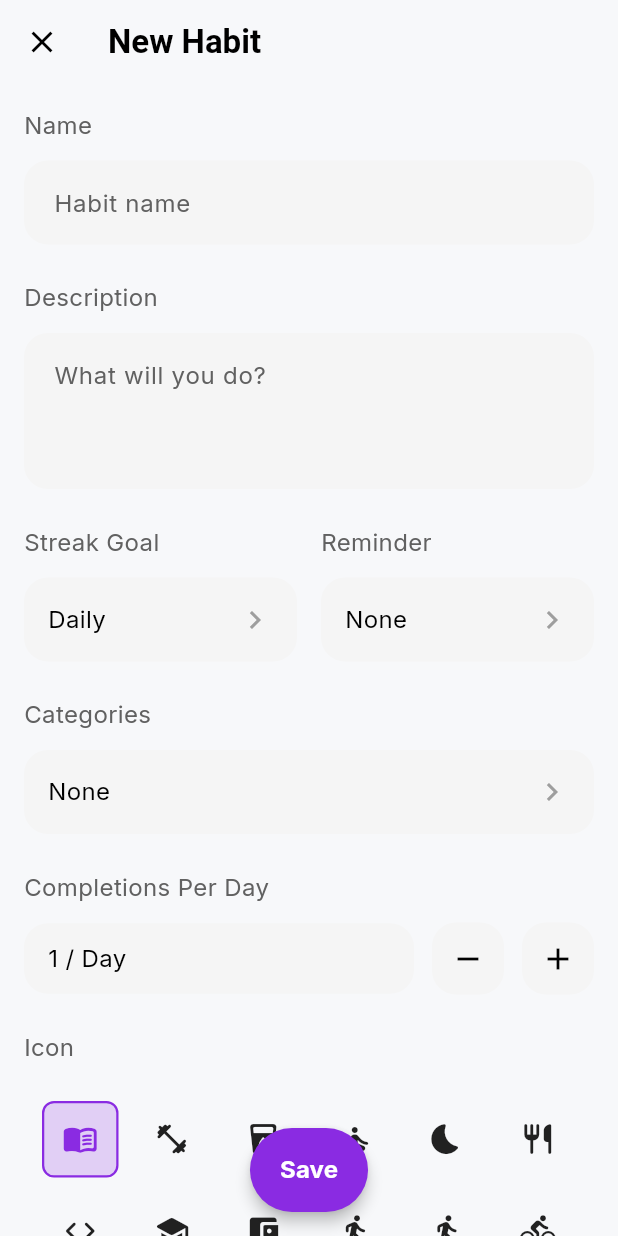
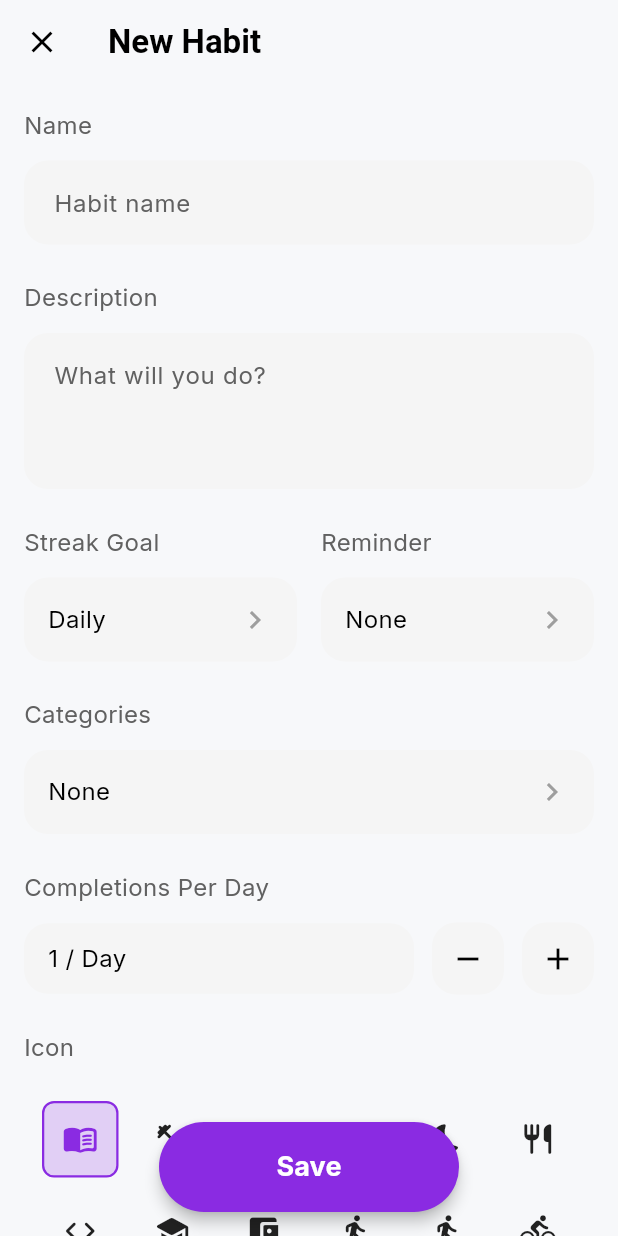
Before and after one commit to kaex/streaks, a Flutter app: the NewHabitScreen screen opened directly, on a phone screen of 412 x 824 dp. Run offline on Flutter 3.47's test engine with Material 3 defaults, Android fonts, the phone set to English and light mode, and no system bars; our stand-ins replace fl_chart, flutter_local_notifications, flutter_slidable, flutter_staggered_animations, google_fonts, share_plus and 3 more; accounts and stored records are empty.

Commit message:
Make floating action button bigger with larger text

```diff
--- a/lib/screens/new_habit_screen.dart
+++ b/lib/screens/new_habit_screen.dart
@@ -127,19 +127,23 @@ class _NewHabitScreenState extends State<NewHabitScreen> {
           onPressed: () => Navigator.pop(context),
         ),
       ),
-      floatingActionButton: FloatingActionButton.extended(
+      floatingActionButton: Container(
+        height: 60,
+        width: 200,
+        child: FloatingActionButton.extended(
           onPressed: _saveHabit,
           backgroundColor: AppTheme.accentColor,
           label: Text(
             _isEditing ? 'Save Changes' : 'Save',
             style: const TextStyle(
-            fontSize: 16,
+              fontSize: 18,
               fontWeight: FontWeight.bold,
             ),
           ),
           elevation: 4,
           shape: RoundedRectangleBorder(
-          borderRadius: BorderRadius.circular(28),
+            borderRadius: BorderRadius.circular(30),
+          ),
         ),
       ),
       floatingActionButtonLocation: FloatingActionButtonLocation.centerFloat,
```
Lines whose indentation alone changed are shown as unchanged.
